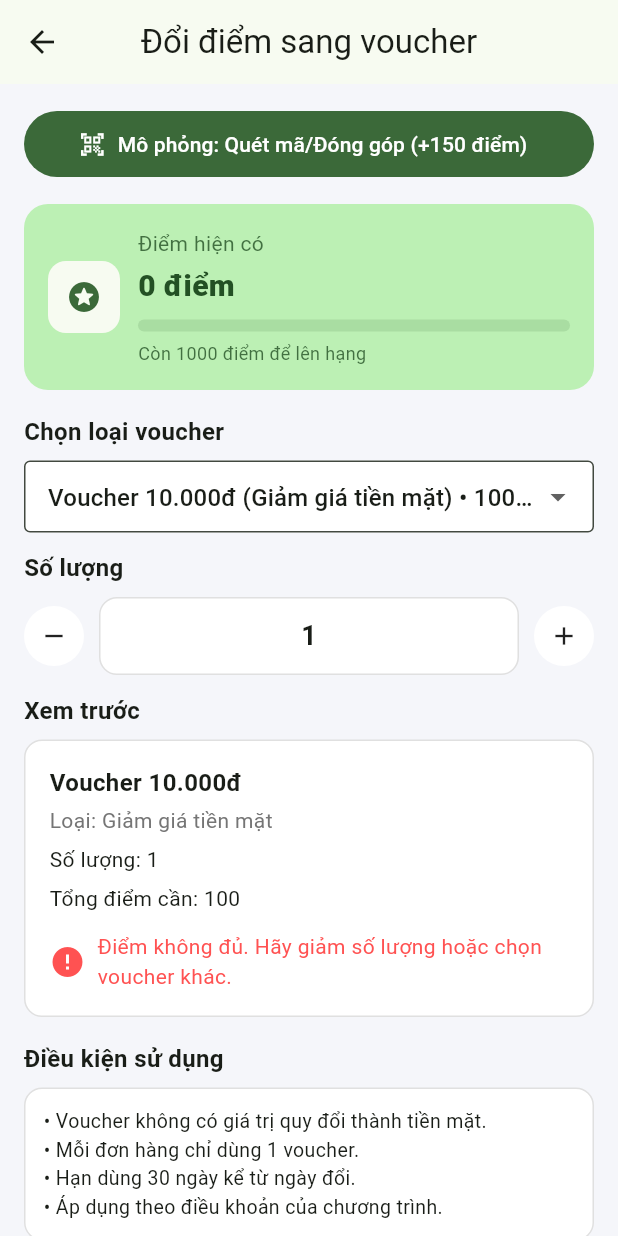
After one commit to DevTNoHope/Mobile_Project, a Flutter app: the screen it shows after launch, after a tap on "Đổi điểm", on a phone screen of 412 x 824 dp. The commit adds this screen. Run offline on Flutter 3.47's test engine with Material 3 defaults, Android fonts, the phone set to English and light mode, and no system bars; our stand-ins replace image_picker, qr_flutter, share_plus; missing offline and left inert: google_mlkit_barcode_scanning, google_mlkit_commons, mobile_scanner.

Commit message:
feat: thêm giao dien voucher doi diem

```diff
--- a/lib/pages/home_page.dart
+++ b/lib/pages/home_page.dart
@@ -1,10 +1,11 @@
 import 'package:flutter/material.dart';
+import 'package:qr_project/pages/redeem_voucher_page.dart';
 import 'package:qr_project/pages/scan_history_page.dart';
 import 'package:qr_project/pages/settings_page.dart';
 import 'generate_qr_page.dart';
 import 'guide_page.dart';
 import 'scan_page.dart';
-
+import 'contribute_product_page.dart';
 class HomePage extends StatelessWidget {
   const HomePage({super.key});
 
@@ -126,8 +127,30 @@ class HomePage extends StatelessWidget {
                         );
                       },
                     ),
-
-
+                    _FeatureCard(
+                      icon: Icons.volunteer_activism_rounded,
+                      title: 'Đóng góp',
+                      subtitle: 'Thêm sản phẩm mới',
+                      onTap: () {
+                        Navigator.push(
+                          context,
+                          MaterialPageRoute(
+                            builder: (_) => const ContributeProductPage(),
+                          ),
+                        );
+                      },
+                    ),
+                    _FeatureCard(
+                      icon: Icons.card_giftcard_rounded,
+                      title: 'Đổi điểm',
+                      subtitle: 'Nhận voucher ưu đãi',
+                      onTap: () {
+                        Navigator.push(
+                          context,
+                          MaterialPageRoute(builder: (_) => const RedeemVoucherPage()),
+                        );
+                      },
+                    ),
 
                   ]),
                 );
@@ -294,4 +317,5 @@ class _FeatureCard extends StatelessWidget {
       ),
     );
   }
+
 }
--- /dev/null
+++ b/lib/pages/redeem_voucher_page.dart
@@ -0,0 +1,372 @@
+import 'package:flutter/material.dart';
+
+class RedeemVoucherPage extends StatefulWidget {
+  const RedeemVoucherPage({super.key});
+
+  @override
+  State<RedeemVoucherPage> createState() => _RedeemVoucherPageState();
+}
+
+class _RedeemVoucherPageState extends State<RedeemVoucherPage> {
+  // Điểm ban đầu
+  int currentPoints = 0;
+
+  // Cấu hình các loại voucher demo ĐA DẠNG HƠN
+  final List<_VoucherOption> _options = const [
+    _VoucherOption(title: 'Voucher 10.000đ', cost: 100, type: 'Giảm giá tiền mặt'),
+    _VoucherOption(title: 'Voucher 20.000đ', cost: 180, type: 'Giảm giá tiền mặt'),
+    // Thêm các loại voucher như MoMo
+    _VoucherOption(title: 'Giảm 30K Hóa đơn Internet', cost: 250, type: 'Giảm giá dịch vụ'),
+    _VoucherOption(title: 'Giảm 2K Di động Trả sau', cost: 120, type: 'Giảm giá dịch vụ'),
+    _VoucherOption(title: 'Hoàn 10K Thanh toán Bảo hiểm', cost: 350, type: 'Hoàn tiền'),
+    _VoucherOption(title: 'Tặng 10K Nạp ePass', cost: 150, type: 'Thưởng nạp tiền'),
+    _VoucherOption(title: 'Ưu đãi 35K Phúc Long Coffee', cost: 400, type: 'Ăn uống'),
+    _VoucherOption(title: 'Ưu đãi 50K KATINAT', cost: 450, type: 'Ăn uống'),
+    _VoucherOption(title: 'Freeship 20K', cost: 150, type: 'Vận chuyển'),
+    _VoucherOption(title: 'Giảm 10% (Max 50K)', cost: 250, type: 'Giảm giá phần trăm'),
+  ];
+
+  _VoucherOption? _selected;
+  int _quantity = 1;
+
+  @override
+  void initState() {
+    super.initState();
+    _selected = _options.first;
+  }
+
+  void _addPoints(int pointsToAdd) {
+    setState(() {
+      currentPoints += pointsToAdd;
+    });
+    ScaffoldMessenger.of(context).showSnackBar(
+      SnackBar(
+        content: Text('🎉 Tích thành công $pointsToAdd điểm! Điểm hiện có: $currentPoints'),
+        duration: const Duration(seconds: 2),
+      ),
+    );
+  }
+
+  void _redeemVoucher() {
+    if (!canRedeem) return;
+
+    final cost = totalCost;
+    final voucherTitle = _selected!.title;
+    final quantity = _quantity;
+
+    setState(() {
+      currentPoints -= cost;
+      _quantity = 1;
+    });
+
+    ScaffoldMessenger.of(context).showSnackBar(
+      SnackBar(
+        content: Text('✅ Đổi thành công $quantity x $voucherTitle với $cost điểm!'),
+        duration: const Duration(seconds: 3),
+      ),
+    );
+  }
+
+  int get totalCost => (_selected?.cost ?? 0) * _quantity;
+  bool get canRedeem => totalCost > 0 && totalCost <= currentPoints;
+
+  @override
+  Widget build(BuildContext context) {
+    final cs = Theme.of(context).colorScheme;
+
+    return Scaffold(
+      appBar: AppBar(
+        title: const Text('Đổi điểm sang voucher'),
+        centerTitle: true,
+      ),
+      backgroundColor: const Color(0xfff5f6fa),
+      body: SafeArea(
+        child: SingleChildScrollView(
+          padding: const EdgeInsets.all(16),
+          child: Column(
+            children: [
+              // Nút Mô phỏng Tích điểm
+              SizedBox(
+                width: double.infinity,
+                child: FilledButton.icon(
+                  onPressed: () => _addPoints(150),
+                  icon: const Icon(Icons.qr_code_scanner),
+                  label: const Padding(
+                    padding: EdgeInsets.symmetric(vertical: 12),
+                    child: Text('Mô phỏng: Quét mã/Đóng góp (+150 điểm)'),
+                  ),
+                ),
+              ),
+              const SizedBox(height: 16),
+
+              // Thẻ điểm hiện có
+              Container(
+                width: double.infinity,
+                padding: const EdgeInsets.all(16),
+                decoration: BoxDecoration(
+                  color: cs.primaryContainer,
+                  borderRadius: BorderRadius.circular(16),
+                ),
+                child: Row(
+                  children: [
+                    Container(
+                      padding: const EdgeInsets.all(12),
+                      decoration: BoxDecoration(
+                        color: cs.surface,
+                        borderRadius: BorderRadius.circular(12),
+                      ),
+                      child: Icon(Icons.stars_rounded, color: cs.primary),
+                    ),
+                    const SizedBox(width: 12),
+                    Expanded(
+                      child: Column(
+                        crossAxisAlignment: CrossAxisAlignment.start,
+                        children: [
+                          Text('Điểm hiện có',
+                              style: TextStyle(
+                                  color: cs.onPrimaryContainer.withOpacity(.8))),
+                          const SizedBox(height: 4),
+                          Text(
+                            '$currentPoints điểm',
+                            style: TextStyle(
+                              color: cs.onPrimaryContainer,
+                              fontWeight: FontWeight.w800,
+                              fontSize: 20,
+                            ),
+                          ),
+                          const SizedBox(height: 8),
+                          LinearProgressIndicator(
+                            value: (currentPoints % 1000) / 1000,
+                            backgroundColor: cs.onPrimaryContainer.withOpacity(.12),
+                            color: cs.primary,
+                            minHeight: 8,
+                            borderRadius: BorderRadius.circular(6),
+                          ),
+                          const SizedBox(height: 6),
+                          Text(
+                            'Còn ${(1000 - (currentPoints % 1000))} điểm để lên hạng',
+                            style: TextStyle(
+                              fontSize: 12,
+                              color: cs.onPrimaryContainer.withOpacity(.8),
+                            ),
+                          ),
+                        ],
+                      ),
+                    ),
+                  ],
+                ),
+              ),
+
+              const SizedBox(height: 16),
+
+              // Chọn loại voucher
+              _Section(
+                title: 'Chọn loại voucher',
+                child: DropdownButtonFormField<_VoucherOption>(
+                  value: _selected,
+                  isExpanded: true, // ✅ tránh tràn viền, cho dropdown full width
+                  decoration: const InputDecoration(
+                    border: OutlineInputBorder(),
+                    filled: true,
+                    fillColor: Colors.white,
+                    hintText: 'Chọn voucher',
+                    isDense: true, // gọn gàng hơn, có thể bỏ nếu muốn cao hơn
+                  ),
+                  items: _options.map((o) {
+                    return DropdownMenuItem<_VoucherOption>(
+                      value: o,
+                      // ❗ KHÔNG dùng Expanded/Flexible ở đây
+                      child: Text(
+                        '${o.title} (${o.type}) • ${o.cost} điểm',
+                        maxLines: 1,
+                        overflow: TextOverflow.ellipsis, // ✅ cắt bớt nếu quá dài
+                      ),
+                    );
+                  }).toList(),
+                  onChanged: (v) => setState(() => _selected = v),
+                ),
+              ),
+              const SizedBox(height: 12),
+
+              // Số lượng
+              _Section(
+                title: 'Số lượng',
+                child: Row(
+                  children: [
+                    _RoundIconBtn(
+                      icon: Icons.remove,
+                      onTap: () => setState(() {
+                        if (_quantity > 1) _quantity--;
+                      }),
+                    ),
+                    const SizedBox(width: 10),
+                    Expanded(
+                      child: Container(
+                        alignment: Alignment.center,
+                        padding: const EdgeInsets.symmetric(vertical: 12),
+                        decoration: BoxDecoration(
+                          color: Colors.white,
+                          borderRadius: BorderRadius.circular(12),
+                          border:
+                          Border.all(color: Colors.grey.shade300, width: 1),
+                        ),
+                        child: Text(
+                          '$_quantity',
+                          style: const TextStyle(
+                              fontSize: 18, fontWeight: FontWeight.w700),
+                        ),
+                      ),
+                    ),
+                    const SizedBox(width: 10),
+                    _RoundIconBtn(
+                      icon: Icons.add,
+                      onTap: () => setState(() => _quantity++),
+                    ),
+                  ],
+                ),
+              ),
+
+              const SizedBox(height: 12),
+
+              // Xem trước (Thêm hiển thị Loại voucher để minh họa)
+              _Section(
+                title: 'Xem trước',
+                child: Container(
+                  width: double.infinity,
+                  padding: const EdgeInsets.all(16),
+                  decoration: BoxDecoration(
+                    color: Colors.white,
+                    borderRadius: BorderRadius.circular(12),
+                    border: Border.all(color: Colors.grey.shade300),
+                  ),
+                  child: Column(
+                    crossAxisAlignment: CrossAxisAlignment.start,
+                    children: [
+                      Text(_selected?.title ?? '',
+                          style: const TextStyle(
+                              fontWeight: FontWeight.w700, fontSize: 16)),
+                      const SizedBox(height: 4),
+                      Text('Loại: ${_selected?.type ?? ''}', style: TextStyle(color: Colors.grey.shade600)),
+                      const SizedBox(height: 6),
+                      Text('Số lượng: $_quantity'),
+                      const SizedBox(height: 6),
+                      Text('Tổng điểm cần: $totalCost'),
+                      const SizedBox(height: 12),
+                      Row(
+                        children: [
+                          Icon(
+                            canRedeem ? Icons.check_circle : Icons.error,
+                            color: canRedeem ? Colors.green : Colors.redAccent,
+                          ),
+                          const SizedBox(width: 8),
+                          Expanded(
+                            child: Text(
+                              canRedeem
+                                  ? 'Đủ điểm để đổi.'
+                                  : 'Điểm không đủ. Hãy giảm số lượng hoặc chọn voucher khác.',
+                              style: TextStyle(
+                                color: canRedeem
+                                    ? Colors.green
+                                    : Colors.redAccent,
+                              ),
+                            ),
+                          ),
+                        ],
+                      ),
+                    ],
+                  ),
+                ),
+              ),
+
+              const SizedBox(height: 16),
+
+              // Điều khoản
+              _Section(
+                title: 'Điều kiện sử dụng',
+                child: Container(
+                  width: double.infinity,
+                  padding: const EdgeInsets.all(12),
+                  decoration: BoxDecoration(
+                    color: Colors.white,
+                    borderRadius: BorderRadius.circular(12),
+                    border: Border.all(color: Colors.grey.shade300),
+                  ),
+                  child: const Text(
+                    '• Voucher không có giá trị quy đổi thành tiền mặt.\n'
+                        '• Mỗi đơn hàng chỉ dùng 1 voucher.\n'
+                        '• Hạn dùng 30 ngày kể từ ngày đổi.\n'
+                        '• Áp dụng theo điều khoản của chương trình.',
+                    style: TextStyle(fontSize: 13),
+                  ),
+                ),
+              ),
+
+              const SizedBox(height: 20),
+
+              // Nút Đổi điểm
+              SizedBox(
+                width: double.infinity,
+                child: ElevatedButton.icon(
+                  onPressed: canRedeem ? _redeemVoucher : null,
+                  icon: const Icon(Icons.card_giftcard),
+                  label: const Padding(
+                    padding: EdgeInsets.symmetric(vertical: 12),
+                    child: Text('Đổi điểm ngay'),
+                  ),
+                ),
+              ),
+            ],
+          ),
+        ),
+      ),
+    );
+  }
+}
+
+class _Section extends StatelessWidget {
+  final String title;
+  final Widget child;
+  const _Section({required this.title, required this.child});
+
+  @override
+  Widget build(BuildContext context) {
+    return Column(
+      crossAxisAlignment: CrossAxisAlignment.start,
+      children: [
+        Text(title,
+            style: const TextStyle(fontSize: 16, fontWeight: FontWeight.w700)),
+        const SizedBox(height: 8),
+        child,
+      ],
+    );
+  }
+}
+
+class _RoundIconBtn extends StatelessWidget {
+  final IconData icon;
+  final VoidCallback onTap;
+  const _RoundIconBtn({required this.icon, required this.onTap});
+
+  @override
+  Widget build(BuildContext context) {
+    return Material(
+      color: Colors.white,
+      shape: const CircleBorder(),
+      child: InkWell(
+        customBorder: const CircleBorder(),
+        onTap: onTap,
+        child: Padding(
+          padding: const EdgeInsets.all(10),
+          child: Icon(icon, size: 20),
+        ),
+      ),
+    );
+  }
+}
+
+class _VoucherOption {
+  final String title;
+  final int cost; // điểm cần dùng
+  final String type; // Thêm trường mới để phân loại voucher
+  const _VoucherOption({required this.title, required this.cost, this.type = 'Khác'});
+}
```
Also changed, not shown: lib/pages/contribute_product_page.dart (added, +202 -0 lines).
